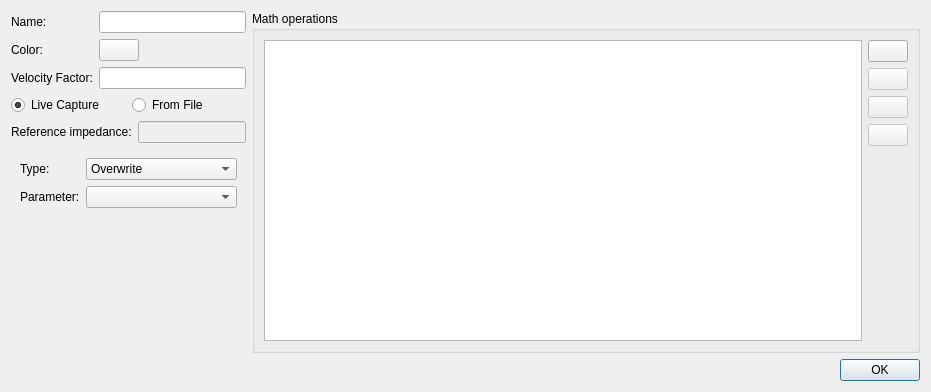
Qt form Software/PC_Application/Traces/traceeditdialog.ui (jankae/LibreVNA) before a commit.
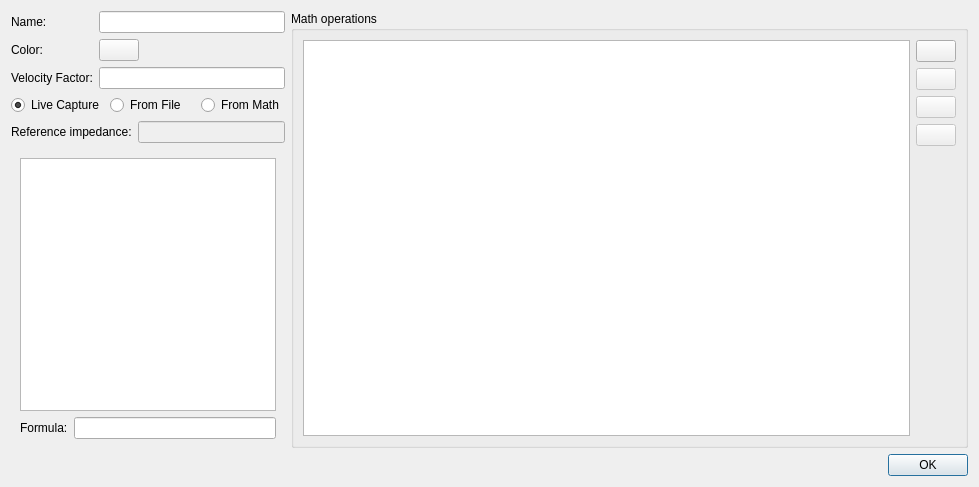
The same form after that commit. Icons and pictures are not drawn. Custom widgets are drawn as their Qt base class.

Commit message: Basic working support for math operations between traces

```diff
--- a/Software/PC_Application/Traces/traceeditdialog.ui
+++ b/Software/PC_Application/Traces/traceeditdialog.ui
@@ -9,8 +9,8 @@
    <rect>
     <x>0</x>
     <y>0</y>
-    <width>931</width>
-    <height>392</height>
+    <width>979</width>
+    <height>487</height>
    </rect>
   </property>
   <property name="windowTitle">
@@ -110,6 +110,16 @@
            </attribute>
           </widget>
          </item>
+         <item>
+          <widget class="QRadioButton" name="bMath">
+           <property name="text">
+            <string>From Math</string>
+           </property>
+           <attribute name="buttonGroup">
+            <string notr="true">GSource</string>
+           </attribute>
+          </widget>
+         </item>
         </layout>
        </item>
        <item>
@@ -133,7 +143,7 @@
        <item>
         <widget class="QStackedWidget" name="stack">
          <property name="currentIndex">
-          <number>0</number>
+          <number>3</number>
          </property>
          <widget class="QWidget" name="LivePage">
           <layout class="QFormLayout" name="formLayout_2">
@@ -203,6 +213,34 @@
            </item>
           </layout>
          </widget>
+         <widget class="QWidget" name="MathPage">
+          <layout class="QVBoxLayout" name="verticalLayout_7">
+           <item>
+            <widget class="QTableWidget" name="mathTraceTable">
+             <attribute name="horizontalHeaderStretchLastSection">
+              <bool>true</bool>
+             </attribute>
+             <attribute name="verticalHeaderVisible">
+              <bool>false</bool>
+             </attribute>
+            </widget>
+           </item>
+           <item>
+            <layout class="QHBoxLayout" name="horizontalLayout_7">
+             <item>
+              <widget class="QLabel" name="label_8">
+               <property name="text">
+                <string>Formula:</string>
+               </property>
+              </widget>
+             </item>
+             <item>
+              <widget class="QLineEdit" name="lMathFormula"/>
+             </item>
+            </layout>
+           </item>
+          </layout>
+         </widget>
         </widget>
        </item>
       </layout>
```
The commit also changes 7 other files.
